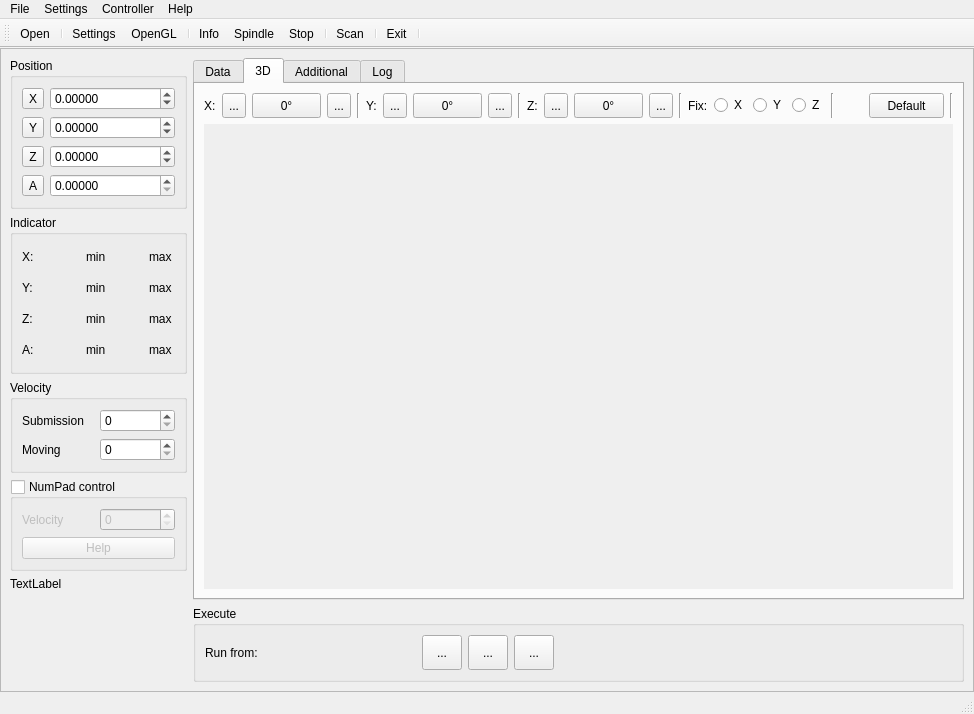
The window that sources/forms/MainWindow.ui (eduard-x/cnc-qt) describes before a commit, drawn with Qt 5.
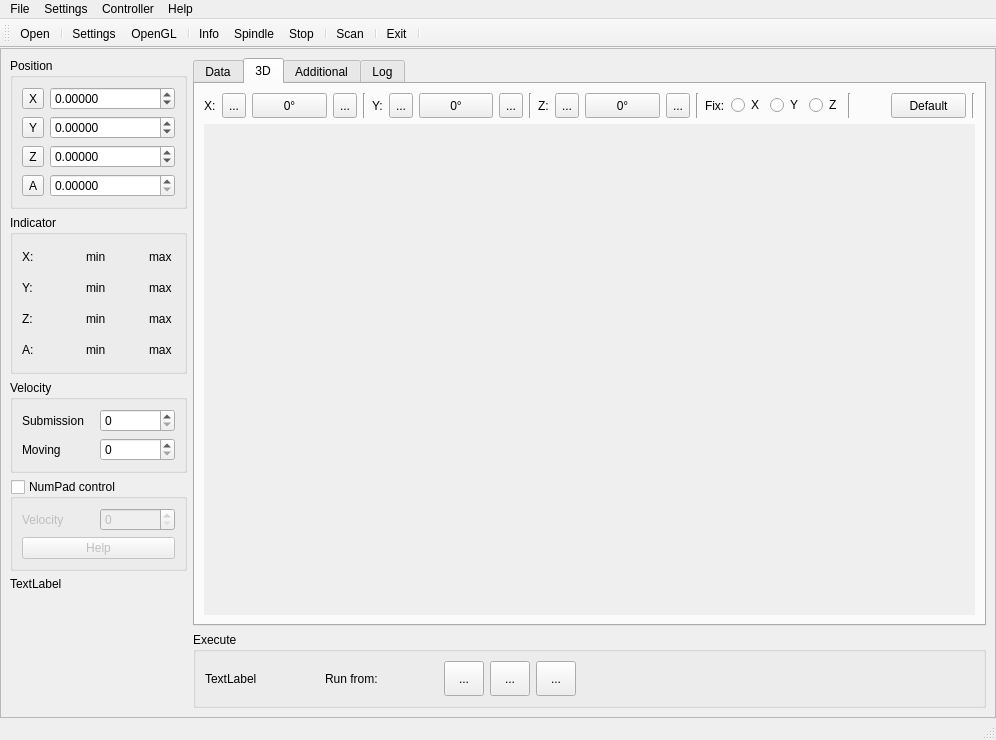
The same window after the commit. The open tabs and pages were chosen to show the change. Icons and pictures are not drawn.

The edit to the form file:
```diff
--- a/sources/forms/MainWindow.ui
+++ b/sources/forms/MainWindow.ui
@@ -6,8 +6,8 @@
    <rect>
     <x>0</x>
     <y>0</y>
-    <width>974</width>
-    <height>714</height>
+    <width>996</width>
+    <height>740</height>
    </rect>
   </property>
   <property name="iconSize">
@@ -864,8 +864,8 @@
                    <rect>
                     <x>0</x>
                     <y>0</y>
-                    <width>743</width>
-                    <height>442</height>
+                    <width>770</width>
+                    <height>447</height>
                    </rect>
                   </property>
                  </widget>
@@ -1481,6 +1481,19 @@
             <string>Execute</string>
            </property>
            <layout class="QHBoxLayout" name="horizontalLayout">
+            <item>
+             <widget class="QLabel" name="labelTask">
+              <property name="sizePolicy">
+               <sizepolicy hsizetype="MinimumExpanding" vsizetype="Preferred">
+                <horstretch>0</horstretch>
+                <verstretch>0</verstretch>
+               </sizepolicy>
+              </property>
+              <property name="text">
+               <string>TextLabel</string>
+              </property>
+             </widget>
+            </item>
             <item>
              <widget class="QLabel" name="labelRunFrom">
               <property name="sizePolicy">
@@ -1573,8 +1586,8 @@
     <rect>
      <x>0</x>
      <y>0</y>
-     <width>974</width>
-     <height>22</height>
+     <width>996</width>
+     <height>29</height>
     </rect>
    </property>
    <widget class="QMenu" name="menuFile">
```
Left out of the diff: 2 changed lines with no effect on the pictures.
